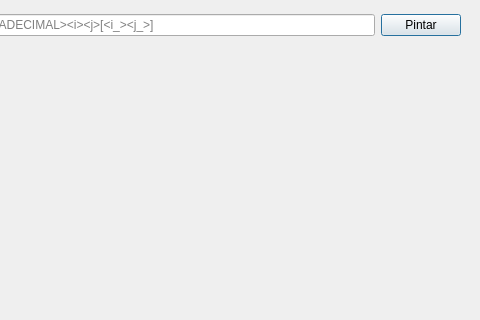
Qt form dialoglienzo.ui (MacoChave/Proyecto1_SharedFiles-Client) before a commit; both pictures show x 160 to 640 and y 0 to 320 of the 640 by 480 pixel window.
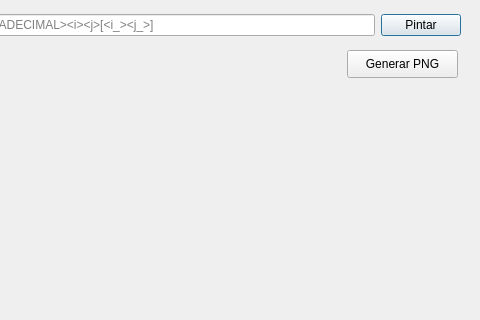
The same form after that commit.

The edit to the form file:
```diff
--- a/dialoglienzo.ui
+++ b/dialoglienzo.ui
@@ -13,7 +13,7 @@
   <property name="windowTitle">
    <string>Dialog</string>
   </property>
-  <widget class="QWidget" name="">
+  <widget class="QWidget" name="layoutWidget">
    <property name="geometry">
     <rect>
      <x>20</x>
@@ -46,6 +46,19 @@
     </item>
    </layout>
   </widget>
+  <widget class="QPushButton" name="btnGenerarPNG">
+   <property name="geometry">
+    <rect>
+     <x>507</x>
+     <y>50</y>
+     <width>111</width>
+     <height>28</height>
+    </rect>
+   </property>
+   <property name="text">
+    <string>Generar PNG</string>
+   </property>
+  </widget>
  </widget>
  <resources/>
  <connections/>
```
